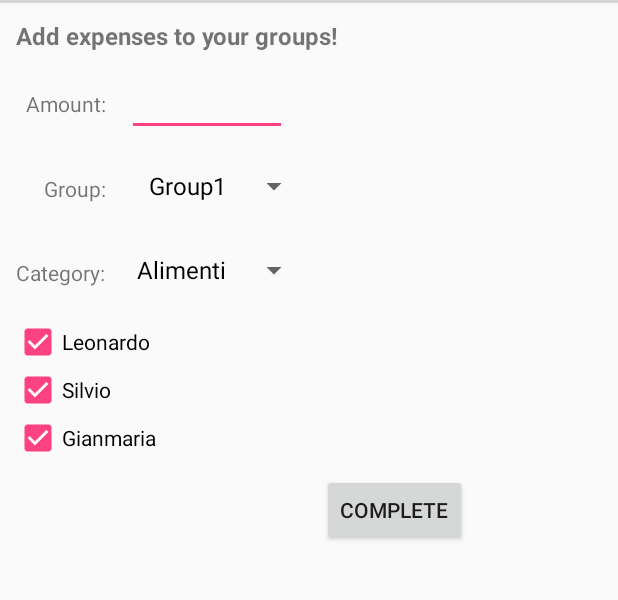
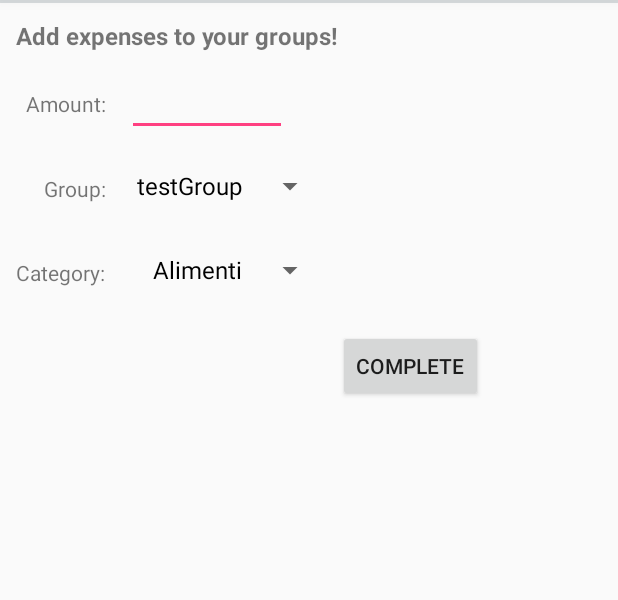
Before and after one commit to leocristini/condividiFacile, an Android app: the AddExpenseActivity screen opened directly, with no data from a screen before it, on a phone screen of 412 x 824 dp, the part 81-681 px from its top. Run offline under Robolectric (Android 15) with nearby library versions, the phone set to English and light mode, and no system bars; our stand-ins replace Firebase (no records; nobody signed in at launch, a user with empty details on screens opened directly).

Commit message:
FireBase DB progress, first working reading op

```diff
--- a/app/src/main/java/io/condividifacile/AddExpenseActivity.java
+++ b/app/src/main/java/io/condividifacile/AddExpenseActivity.java
@@ -4,6 +4,7 @@ import android.app.Activity;
 import android.os.Bundle;
 import android.support.v7.app.AppCompatActivity;
 import android.util.AttributeSet;
+import android.util.Log;
 import android.view.View;
 import android.widget.AdapterView;
 import android.widget.ArrayAdapter;
@@ -13,6 +14,12 @@ import android.widget.GridLayout.Spec;
 import android.widget.LinearLayout;
 import android.widget.Spinner;
 
+import com.google.firebase.database.DataSnapshot;
+import com.google.firebase.database.DatabaseError;
+import com.google.firebase.database.DatabaseReference;
+import com.google.firebase.database.FirebaseDatabase;
+import com.google.firebase.database.ValueEventListener;
+
 public class AddExpenseActivity extends AppCompatActivity {
 
     private String [] xData = {"Alimenti","Bollette","Internet"};
@@ -21,9 +28,12 @@ public class AddExpenseActivity extends AppCompatActivity {
         super.onCreate(savedInstanceState);
         setContentView(R.layout.activity_add_expense);
 
+        final FirebaseDatabase database = FirebaseDatabase.getInstance();
+
         //fake data
-        String [] groups = {"Group1","Group2","Group3"};
-        final String [] members = {"Leonardo","Silvio","Gianmaria"};
+        final String [] groups = {"testGroup"};
+
+        //TODO: query to get groups user belongs to
 
         final Spinner groupSpinner = (Spinner) findViewById(R.id.groupSpinner);
         ArrayAdapter<String> groupsAdapter = new ArrayAdapter<String>(this,android.R.layout.simple_spinner_dropdown_item,groups);
@@ -32,7 +42,28 @@ public class AddExpenseActivity extends AppCompatActivity {
             @Override
             public void onItemSelected(AdapterView<?> parent, View view, int position, long id) {
                 //TODO: query to get group members
-                addMembersBoxes(members);
+
+                final LinearLayout boxesLayout = (LinearLayout) findViewById(R.id.boxes_layout);
+                boxesLayout.removeAllViews();
+                DatabaseReference myRef = database.getReference(groups[0]+"/members");
+                myRef.addValueEventListener(new ValueEventListener() {
+                    @Override
+                    public void onDataChange(DataSnapshot dataSnapshot) {
+                        int i = 0;
+                        for(DataSnapshot singleSnapshot : dataSnapshot.getChildren()){
+                            String member = singleSnapshot.getKey();
+                            Log.d("swag","member: "+member);
+                            i++;
+                            addMemberBox(member);
+                        }
+                    }
+
+                    @Override
+                    public void onCancelled(DatabaseError databaseError) {
+
+                    }
+                });
+
             }
 
             @Override
@@ -46,14 +77,11 @@ public class AddExpenseActivity extends AppCompatActivity {
 
     }
 
-    private void addMembersBoxes(String [] members){
+    private void addMemberBox(String member){
         final LinearLayout boxesLayout = (LinearLayout) findViewById(R.id.boxes_layout);
-        boxesLayout.removeAllViews();
-        for(int i = 0; i < members.length; i++){
-            CheckBox box = new CheckBox(this);
-            box.setText(members[i]);
-            box.setChecked(true);
-            boxesLayout.addView(box);
-        }
+        CheckBox box = new CheckBox(this);
+        box.setText(member);
+        box.setChecked(true);
+        boxesLayout.addView(box);
     }
 }
```
